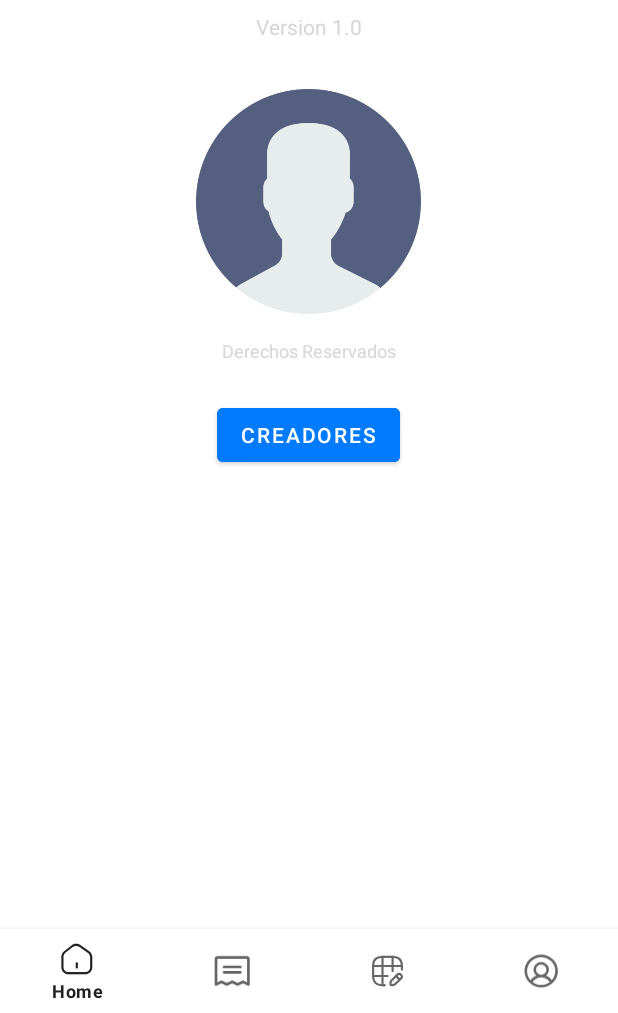
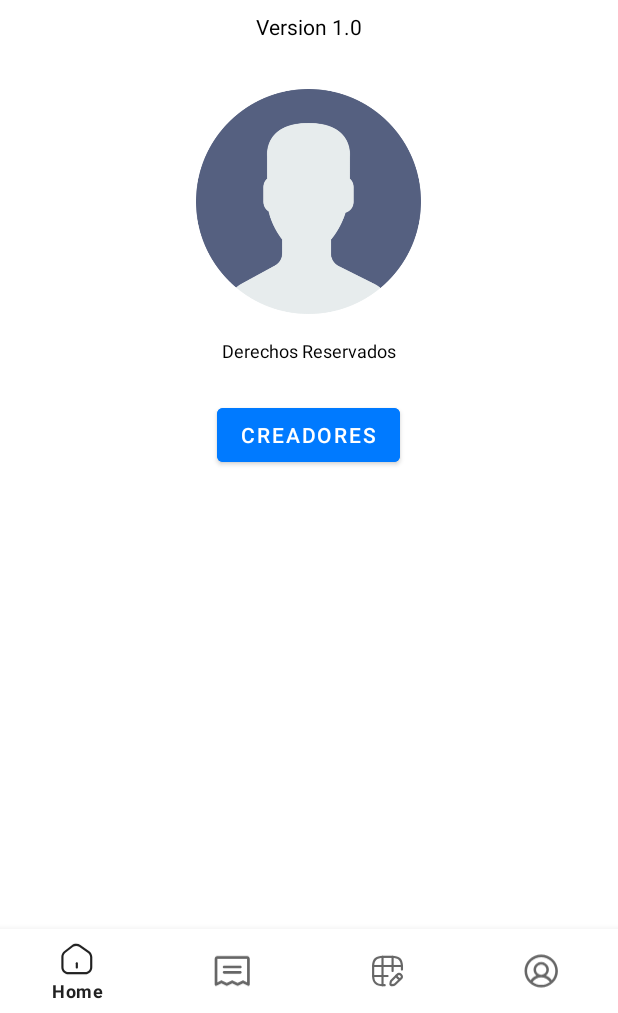
Before and after one commit to Raul-Alarcon/Sigiv_Android, an Android app: the AboutFragment screen opened through its navigation route, on a phone screen of 412 x 824 dp, the part 223-1236 px from its top. Run offline under Robolectric (Android 15) with nearby library versions, the phone set to English and light mode, and no system bars; our stand-ins replace Firebase (no records; nobody signed in at launch, a user with empty details on screens opened directly), navigation-ui; libraries missing offline, so code that uses them is left out: com.journeyapps.barcodescanner.

Commit message:
merge to devRaul

```diff
--- a/app/src/main/res/drawable/fab_background.xml
+++ b/app/src/main/res/drawable/fab_background.xml
@@ -1,4 +1,4 @@
 <shape xmlns:android="http://schemas.android.com/apk/res/android" android:shape="rectangle">
-    <solid android:color="@color/purple_200" />
+    <solid android:color="?attr/primaryTextColor" />
     <corners android:radius="0dp" />
 </shape>
--- a/app/src/main/res/drawable/ic_calendario.xml
+++ b/app/src/main/res/drawable/ic_calendario.xml
@@ -5,23 +5,23 @@
     android:viewportHeight="24">
   <path
       android:pathData="M10.875,22.75H9.875C4.445,22.75 2.125,20.43 2.125,15V9C2.125,3.57 4.445,1.25 9.875,1.25H15.875C21.305,1.25 23.625,3.57 23.625,9V11C23.625,11.41 23.285,11.75 22.875,11.75C22.465,11.75 22.125,11.41 22.125,11V9C22.125,4.39 20.485,2.75 15.875,2.75H9.875C5.265,2.75 3.625,4.39 3.625,9V15C3.625,19.61 5.265,21.25 9.875,21.25H10.875C11.285,21.25 11.625,21.59 11.625,22C11.625,22.41 11.285,22.75 10.875,22.75Z"
-      android:fillColor="@color/black"/>
+      android:fillColor="?attr/primaryTextColor"/>
   <path
       android:pathData="M22.876,9.25H2.906C2.496,9.25 2.156,8.91 2.156,8.5C2.156,8.09 2.496,7.75 2.906,7.75H22.876C23.286,7.75 23.626,8.09 23.626,8.5C23.626,8.91 23.286,9.25 22.876,9.25Z"
-      android:fillColor="@color/black"/>
+      android:fillColor="?attr/primaryTextColor"/>
   <path
       android:pathData="M12.876,16.25H2.906C2.496,16.25 2.156,15.91 2.156,15.5C2.156,15.09 2.496,14.75 2.906,14.75H12.876C13.286,14.75 13.626,15.09 13.626,15.5C13.626,15.91 13.286,16.25 12.876,16.25Z"
-      android:fillColor="@color/black"/>
+      android:fillColor="?attr/primaryTextColor"/>
   <path
       android:pathData="M9.385,22.74C8.975,22.74 8.635,22.399 8.635,21.99V2.02C8.635,1.61 8.975,1.27 9.385,1.27C9.795,1.27 10.135,1.61 10.135,2.02V21.99C10.135,22.399 9.805,22.74 9.385,22.74Z"
-      android:fillColor="@color/black"/>
+      android:fillColor="?attr/primaryTextColor"/>
   <path
       android:pathData="M16.385,12.74C15.975,12.74 15.635,12.399 15.635,11.99V2.02C15.635,1.61 15.975,1.27 16.385,1.27C16.795,1.27 17.135,1.61 17.135,2.02V11.99C17.135,12.399 16.805,12.74 16.385,12.74Z"
-      android:fillColor="@color/black"/>
+      android:fillColor="?attr/primaryTextColor"/>
   <path
       android:pathData="M15.636,22.75C15.216,22.75 14.836,22.6 14.556,22.32C14.216,21.99 14.066,21.5 14.146,20.99L14.376,19.4C14.426,19.02 14.656,18.56 14.936,18.28L19.086,14.13C19.626,13.59 20.156,13.31 20.716,13.25C21.406,13.18 22.096,13.48 22.746,14.13C23.396,14.78 23.696,15.46 23.626,16.16C23.576,16.72 23.286,17.25 22.746,17.79L18.596,21.94C18.326,22.21 17.866,22.44 17.476,22.5L15.896,22.73C15.806,22.74 15.716,22.75 15.636,22.75ZM20.896,14.75C20.886,14.75 20.866,14.75 20.856,14.75C20.656,14.77 20.416,14.92 20.136,15.2L15.986,19.35C15.936,19.4 15.866,19.55 15.856,19.62L15.626,21.21L17.256,21.03C17.326,21.02 17.476,20.94 17.526,20.9L21.676,16.75C21.956,16.47 22.106,16.23 22.126,16.03C22.146,15.8 21.996,15.53 21.676,15.21C21.376,14.9 21.116,14.75 20.896,14.75Z"
-      android:fillColor="@color/black"/>
+      android:fillColor="?attr/primaryTextColor"/>
   <path
       android:pathData="M21.615,18.609C21.545,18.609 21.485,18.599 21.415,18.579C19.915,18.159 18.715,16.959 18.295,15.459C18.185,15.059 18.415,14.649 18.815,14.539C19.225,14.429 19.625,14.659 19.735,15.059C20.015,16.059 20.815,16.859 21.815,17.139C22.215,17.249 22.445,17.669 22.335,18.059C22.245,18.399 21.935,18.609 21.615,18.609Z"
-      android:fillColor="@color/black"/>
+      android:fillColor="?attr/primaryTextColor"/>
 </vector>
--- a/app/src/main/res/drawable/ic_perfil.xml
+++ b/app/src/main/res/drawable/ic_perfil.xml
@@ -5,6 +5,6 @@
     android:viewportHeight="20">
   <path
       android:pathData="M10.625,0.25C5.24,0.25 0.875,4.615 0.875,10C0.875,15.385 5.24,19.75 10.625,19.75C16.01,19.75 20.375,15.385 20.375,10C20.369,4.618 16.007,0.256 10.625,0.25ZM5.57,16.516C6.673,14.791 8.578,13.748 10.625,13.748C12.672,13.748 14.577,14.791 15.68,16.516C12.707,18.828 8.543,18.828 5.57,16.516ZM7.625,9.25C7.625,7.593 8.968,6.25 10.625,6.25C12.282,6.25 13.625,7.593 13.625,9.25C13.625,10.907 12.282,12.25 10.625,12.25C8.968,12.25 7.625,10.907 7.625,9.25ZM16.79,15.476C15.953,14.264 14.777,13.326 13.409,12.781C14.916,11.594 15.505,9.584 14.877,7.772C14.249,5.96 12.542,4.745 10.625,4.745C8.708,4.745 7.001,5.96 6.373,7.772C5.745,9.584 6.334,11.594 7.841,12.781C6.473,13.326 5.296,14.264 4.46,15.476C1.515,12.165 1.713,7.119 4.906,4.047C8.1,0.976 13.15,0.976 16.344,4.047C19.538,7.119 19.735,12.165 16.79,15.476Z"
-      android:fillColor="@color/black"
+      android:fillColor="?attr/primaryTextColor"
       android:fillType="evenOdd"/>
 </vector>
--- a/app/src/main/res/drawable/ic_tarea.xml
+++ b/app/src/main/res/drawable/ic_tarea.xml
@@ -5,6 +5,6 @@
     android:viewportHeight="18">
   <path
       android:pathData="M4.875,6.75C4.875,6.336 5.211,6 5.625,6H14.625C15.039,6 15.375,6.336 15.375,6.75C15.375,7.164 15.039,7.5 14.625,7.5H5.625C5.211,7.5 4.875,7.164 4.875,6.75ZM5.625,10.5H14.625C15.039,10.5 15.375,10.164 15.375,9.75C15.375,9.336 15.039,9 14.625,9H5.625C5.211,9 4.875,9.336 4.875,9.75C4.875,10.164 5.211,10.5 5.625,10.5ZM19.875,2.25V16.5C19.875,16.76 19.74,17.001 19.519,17.138C19.298,17.274 19.022,17.287 18.789,17.17L16.125,15.838L13.461,17.17C13.249,17.276 13.001,17.276 12.789,17.17L10.125,15.838L7.461,17.17C7.249,17.276 7.001,17.276 6.789,17.17L4.125,15.838L1.461,17.17C1.228,17.287 0.952,17.274 0.731,17.138C0.51,17.001 0.375,16.76 0.375,16.5V2.25C0.375,1.422 1.047,0.75 1.875,0.75H18.375C19.203,0.75 19.875,1.422 19.875,2.25ZM18.375,2.25H1.875V15.287L3.789,14.329C4.001,14.223 4.249,14.223 4.461,14.329L7.125,15.662L9.789,14.329C10.001,14.223 10.249,14.223 10.461,14.329L13.125,15.662L15.789,14.329C16.001,14.223 16.249,14.223 16.461,14.329L18.375,15.287V2.25Z"
-      android:fillColor="@color/black"
+      android:fillColor="?attr/primaryTextColor"
       android:fillType="evenOdd"/>
 </vector>
--- a/app/src/main/res/layout/fragment_about.xml
+++ b/app/src/main/res/layout/fragment_about.xml
@@ -40,7 +40,7 @@
         android:layout_marginTop="8dp"
         android:text="@string/txt_Version"
         android:textSize="14sp"
-        android:textColor="@color/black" />
+        android:textColor="?attr/primaryTextColor" />
 
     <!-- Imagen central -->
     <ImageView
@@ -63,7 +63,7 @@
         android:layout_marginTop="16dp"
         android:text="@string/txt_derechos_reservados"
         android:textSize="12sp"
-        android:textColor="@color/black" />
+        android:textColor="?attr/primaryTextColor" />
 
     <!-- Botón de creadores -->
     <Button
--- a/app/src/main/res/layout/fragment_calendar.xml
+++ b/app/src/main/res/layout/fragment_calendar.xml
@@ -115,6 +115,6 @@
         android:layout_marginRight="10dp"
         app:tint="?attr/primaryBackground"
         app:backgroundTint="?attr/primaryButton"
-        app:srcCompat="@drawable/baseline_send_24" />
+        app:srcCompat="@drawable/ic_nuevo_grupo" />
 
 </FrameLayout>
--- a/app/src/main/res/layout/fragment_home.xml
+++ b/app/src/main/res/layout/fragment_home.xml
@@ -24,7 +24,7 @@
         android:layout_marginBottom="72dp"
         android:contentDescription="@string/fb_description"
         android:src="@drawable/ic_add"
-        app:backgroundTint="@color/purple"
+        app:backgroundTint="?attr/primaryButton"
         app:tint="@android:color/white"
         style="@style/SquareFab"
         app:layout_constraintBottom_toBottomOf="parent"
--- a/app/src/main/res/layout/fragment_me.xml
+++ b/app/src/main/res/layout/fragment_me.xml
@@ -123,7 +123,7 @@
                 android:layout_marginTop="8dp"
                 android:text="@string/btn_Invitacion"
                 android:textAlignment="center"
-                android:textColor="@color/black"
+                android:textColor="?attr/primaryTextColor"
                 android:textSize="20sp" />
 
             <!-- Botón de About -->
@@ -134,7 +134,7 @@
                 android:layout_marginTop="8dp"
                 android:text="@string/txt_About"
                 android:textAlignment="center"
-                android:textColor="@color/black"
+                android:textColor="?attr/primaryTextColor"
                 android:textSize="20sp" />
         </LinearLayout>
 
--- a/app/src/main/res/layout/fragment_task.xml
+++ b/app/src/main/res/layout/fragment_task.xml
@@ -39,7 +39,7 @@
         android:layout_marginBottom="72dp"
         android:contentDescription="@string/fb_description"
         android:src="@drawable/ic_add"
-        app:backgroundTint="@color/purple"
+        app:backgroundTint="?attr/primaryButton"
         app:tint="@android:color/white"
         style="@style/SquareFab"
         app:layout_constraintBottom_toBottomOf="parent"
--- a/app/src/main/res/layout/scan_modal.xml
+++ b/app/src/main/res/layout/scan_modal.xml
@@ -64,7 +64,7 @@
         android:id="@+id/join_button"
         android:layout_width="match_parent"
         android:layout_height="wrap_content"
-        android:backgroundTint="@color/teal_700"
+        android:backgroundTint="?attr/primaryButton"
         android:text="Unirme"
         android:textAllCaps="false"
         android:textColor="@android:color/white"
--- a/app/src/main/res/layout/task_modal.xml
+++ b/app/src/main/res/layout/task_modal.xml
@@ -97,7 +97,7 @@
         android:id="@+id/btnSave"
         android:layout_width="match_parent"
         android:layout_height="wrap_content"
-        android:backgroundTint="@color/teal_700"
+        android:backgroundTint="?attr/primaryButton"
         android:text="Save"
         android:textAllCaps="false"
         app:cornerRadius="8dp" />
```
